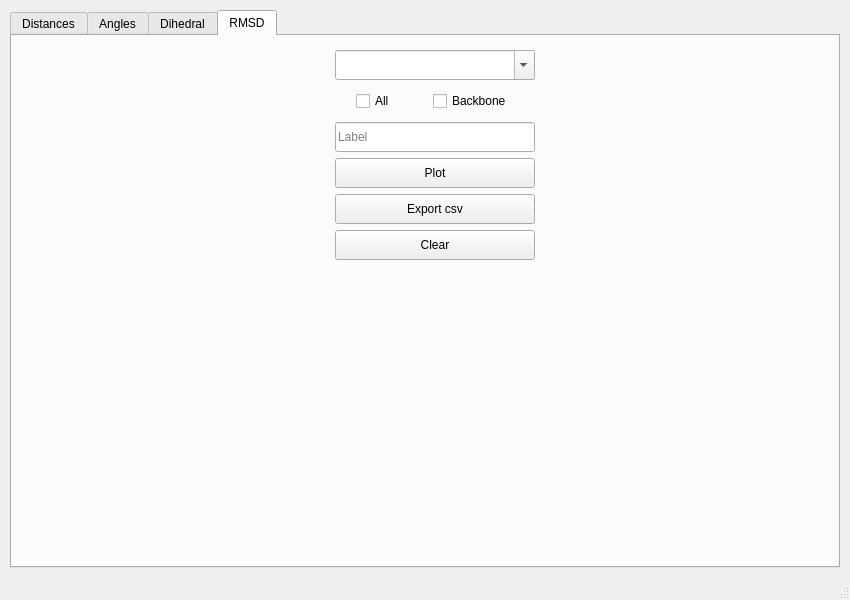
Qt form smarts_gui/ui_files/measures.ui (CAMDgraz/SmarTSzyme_plugin) before a commit.
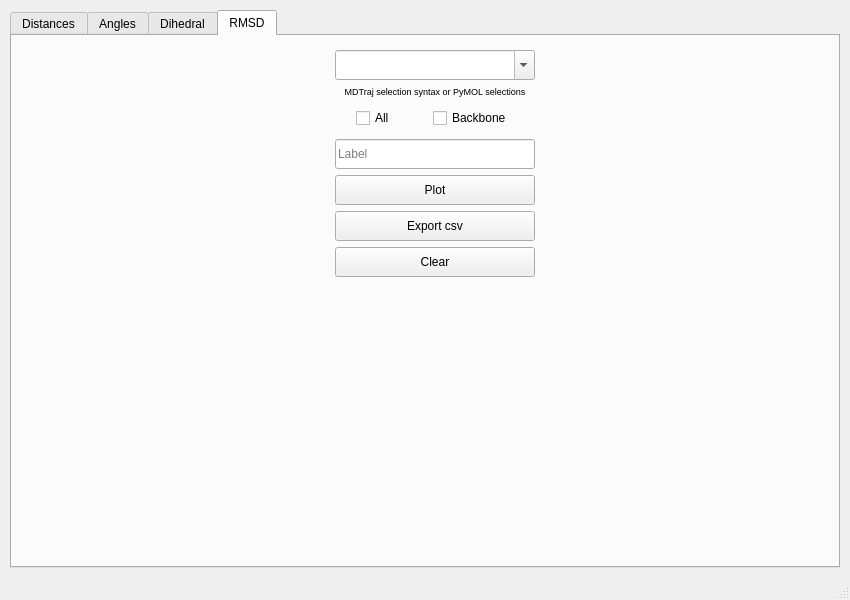
The same form after that commit. The open tabs and pages were chosen to show the change.

Commit message: Changes to the UI and the smd files generation

The edit to the form file:
```diff
--- a/smarts_gui/ui_files/measures.ui
+++ b/smarts_gui/ui_files/measures.ui
@@ -541,6 +541,24 @@
               </property>
               <property name="editable">
                <bool>true</bool>
+              </property>
+              <property name="placeholderText">
+               <string/>
+              </property>
+             </widget>
+            </item>
+            <item>
+             <widget class="QLabel" name="label">
+              <property name="font">
+               <font>
+                <pointsize>7</pointsize>
+               </font>
+              </property>
+              <property name="text">
+               <string>MDTraj selection syntax or PyMOL selections</string>
+              </property>
+              <property name="alignment">
+               <set>Qt::AlignCenter</set>
               </property>
              </widget>
             </item>
```
Left out of the diff: 6 changed lines with no effect on the pictures. The commit also changes 4 other files.
